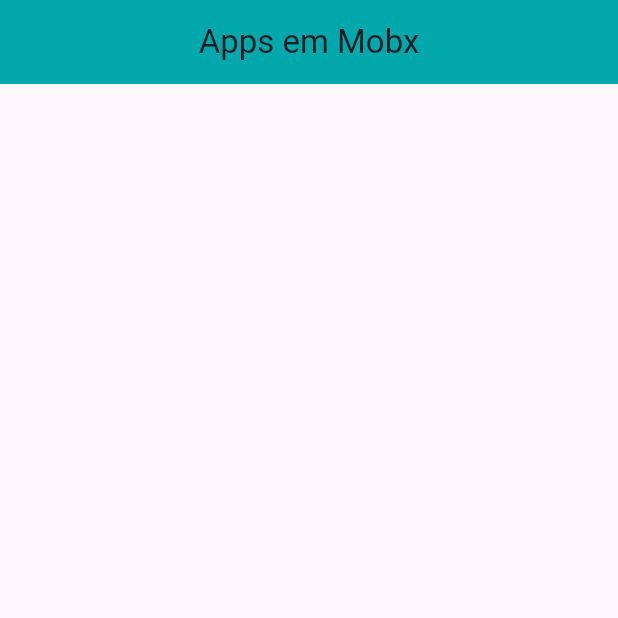
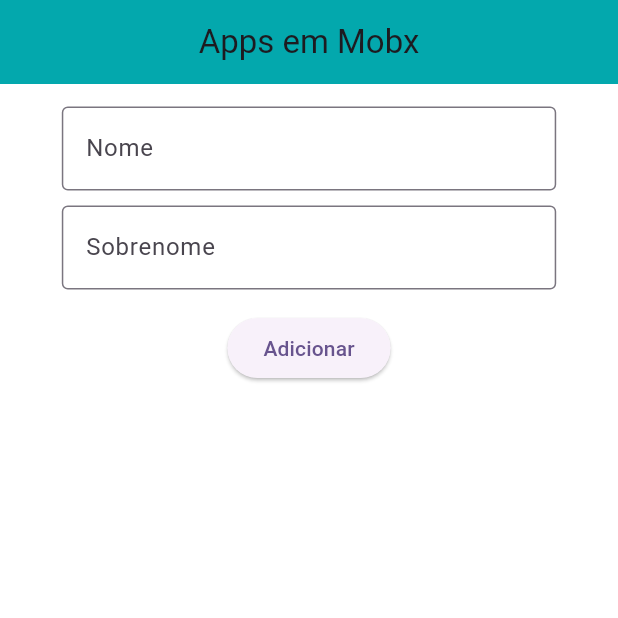
Before and after one commit to teixeiradlucas/mobx_apps_flutter, a Flutter app: the screen it shows after launch, on a phone screen of 412 x 824 dp, the top half of it. Run offline on Flutter 3.47's test engine with Material 2 defaults, Android fonts, the phone set to English and light mode, and no system bars; our stand-ins replace flutter_mobx, mobx; generated files the repository leaves out were written again.

Commit message:
adicionado_lista_de_nome

```diff
--- /dev/null
+++ b/lib/controller/list_controller.dart
@@ -0,0 +1,10 @@
+import 'package:mobx/mobx.dart';
+part 'list_controller.g.dart';
+
+class ListController = _ListControllerBase with _$ListController;
+
+abstract class _ListControllerBase with Store {
+  _ListControllerBase(this.title);
+
+  final String title;
+}
--- /dev/null
+++ b/lib/controller/title_controller.dart
@@ -0,0 +1,33 @@
+// ignore_for_file: use_setters_to_change_properties
+
+import 'package:mobx/mobx.dart';
+import 'package:mobx_apps/controller/list_controller.dart';
+part 'title_controller.g.dart';
+
+class TitleController = _TitleControllerBase with _$TitleController;
+
+abstract class _TitleControllerBase with Store {
+  @observable
+  String nome = '';
+
+  @action
+  void novoNome(String value) => nome = value;
+
+  @observable
+  String sobrenome = '';
+
+  @action
+  void novoSobrenome(String value) => sobrenome = value;
+
+  ObservableList<ListController> observeList = ObservableList<ListController>();
+
+  @action
+  void addTodo() {
+    observeList.insert(
+      0,
+      ListController('$nome $sobrenome'),
+    );
+    nome = '';
+    sobrenome = '';
+  }
+}
--- a/lib/screens/list_screen.dart
+++ b/lib/screens/list_screen.dart
@@ -1,11 +1,19 @@
 import 'package:flutter/material.dart';
+import 'package:flutter_mobx/flutter_mobx.dart';
+import 'package:mobx_apps/controller/title_controller.dart';
+import 'package:mobx_apps/screens/todo_list.dart';
+import 'package:mobx_apps/widget/widget_textfield.dart';
 
 class ListScreen extends StatelessWidget {
   const ListScreen({super.key});
 
   @override
   Widget build(BuildContext context) {
+    final screenwidth = MediaQuery.of(context).size.width;
+    final textwidth = screenwidth * 0.8;
+    final titleController = TitleController();
     return Scaffold(
+      backgroundColor: Colors.white,
       appBar: AppBar(
         backgroundColor: const Color.fromARGB(255, 3, 168, 173),
         title: const Center(
@@ -14,6 +22,45 @@
           ),
         ),
       ),
+      body: Center(
+        child: Container(
+          color: Colors.white,
+          margin: const EdgeInsets.fromLTRB(32, 0, 32, 32),
+          child: Column(
+            children: [
+              const SizedBox(
+                height: 15,
+              ),
+              WidgetTextfield(
+                text: 'Nome',
+                width: textwidth,
+                action: titleController.novoNome,
+              ),
+              const SizedBox(
+                height: 10,
+              ),
+              WidgetTextfield(
+                text: 'Sobrenome',
+                width: textwidth,
+                action: titleController.novoSobrenome,
+              ),
+              const SizedBox(
+                height: 15,
+              ),
+              ElevatedButton(
+                onPressed: titleController.addTodo,
+                child: const Text('Adicionar'),
+              ),
+              const SizedBox(
+                height: 20,
+              ),
+              TodoList(
+                titleController: titleController,
+              ),
+            ],
+          ),
+        ),
+      ),
     );
   }
 }
--- /dev/null
+++ b/lib/screens/todo_list.dart
@@ -0,0 +1,34 @@
+import 'package:flutter/material.dart';
+import 'package:flutter_mobx/flutter_mobx.dart';
+import 'package:mobx_apps/controller/title_controller.dart';
+
+class TodoList extends StatelessWidget {
+  const TodoList({
+    required this.titleController,
+    super.key,
+  });
+
+  final TitleController titleController;
+
+  @override
+  Widget build(BuildContext context) {
+    return Observer(
+      builder: (_) {
+        return Expanded(
+          child: ListView.separated(
+            itemBuilder: (_, index) {
+              return ListTile(
+                title: Text(titleController.observeList[index].title),
+                //onTap: null,
+              );
+            },
+            separatorBuilder: (_, __) {
+              return const Divider();
+            },
+            itemCount: titleController.observeList.length,
+          ),
+        );
+      },
+    );
+  }
+}
--- /dev/null
+++ b/lib/widget/widget_textfield.dart
@@ -0,0 +1,29 @@
+import 'package:flutter/material.dart';
+
+class WidgetTextfield extends StatelessWidget {
+  const WidgetTextfield({
+    required this.action,
+    required this.text,
+    required this.width,
+    super.key,
+  });
+
+  final void Function(String)? action;
+  final double width;
+  final String text;
+
+  @override
+  Widget build(BuildContext context) {
+    return SizedBox(
+      width: width,
+      child: TextField(
+        controller: TextEditingController(),
+        onChanged: action,
+        decoration: InputDecoration(
+          border: const OutlineInputBorder(),
+          labelText: text,
+        ),
+      ),
+    );
+  }
+}
```
Also changed, not shown: lib/controller/list_controller.g.dart (added), lib/controller/title_controller.g.dart (added).
